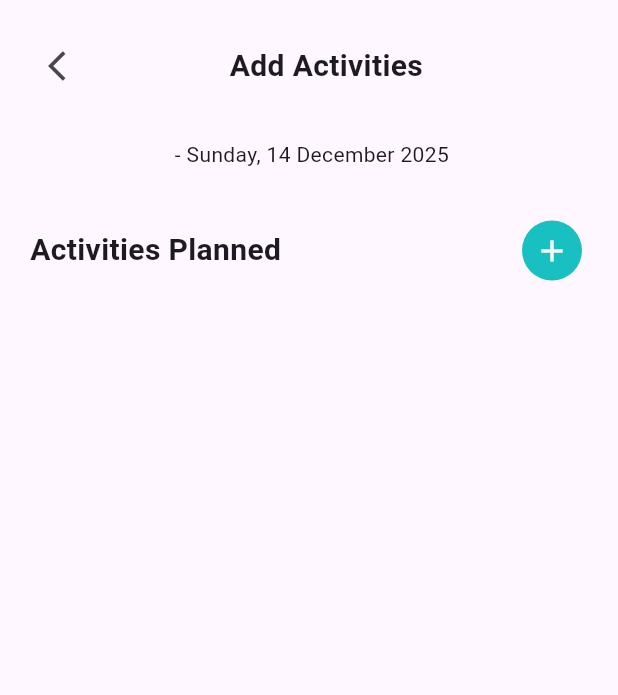
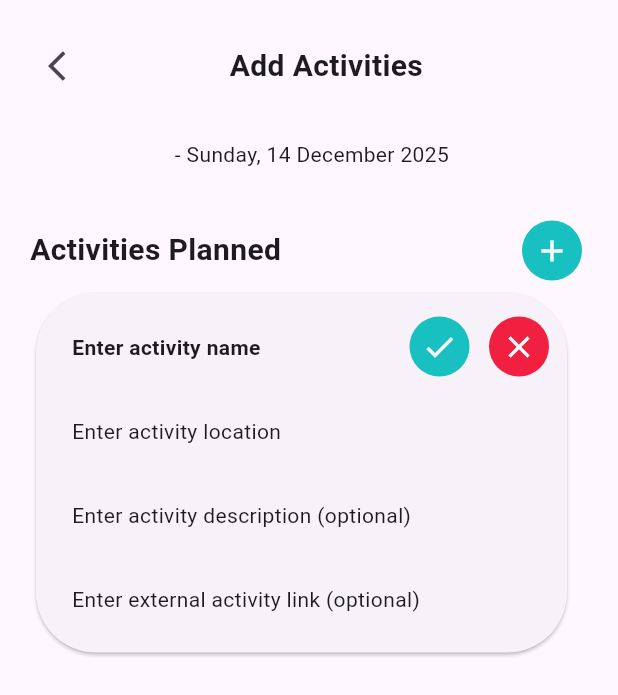
Before and after one commit to Leedje/tripsharemobile_s4, a Flutter app: the PlanActivitiesScreen screen opened directly with empty values, after a tap on the "add" icon, on a phone screen of 412 x 824 dp. Shown: the top 695 px of the screen. Run offline on Flutter 3.47's test engine with Material 3 defaults, Android fonts, the phone set to English and light mode, and no system bars; our stand-ins replace go_router, image_picker; network calls fail; Roboto replaces fonts that are missing (Poppins).

Commit message:
fixed bug - activity state wasn't updated on plan activity

```diff
--- a/lib/screens/plan-activities-screen.dart
+++ b/lib/screens/plan-activities-screen.dart
@@ -7,6 +7,7 @@ import 'package:tripsharemobile_s4/dateFormatters/DateFormatters.dart';
 import 'package:tripsharemobile_s4/models/activityDTO.dart';
 import 'package:tripsharemobile_s4/models/dayDTO.dart';
 import 'package:tripsharemobile_s4/viewModels/activityViewModel.dart';
+import 'package:tripsharemobile_s4/widgets/activityCard.dart';
 import 'package:tripsharemobile_s4/widgets/addActivityWidget.dart';
 
 class PlanActivitiesScreen extends StatefulWidget {
@@ -27,7 +28,8 @@ class _PlanActivitiesScreenState extends State<PlanActivitiesScreen> {
     final day = widget.day;
 
     return Scaffold(
-      body: SingleChildScrollView(
+      body: SafeArea(
+        child: Padding(
           padding: const EdgeInsets.all(20),
           child: Column(
             crossAxisAlignment: CrossAxisAlignment.start,
@@ -74,7 +76,7 @@ class _PlanActivitiesScreenState extends State<PlanActivitiesScreen> {
                       style: ButtonStyle(backgroundColor: WidgetStatePropertyAll(const Color(0xFF18C0C1)), foregroundColor: WidgetStatePropertyAll(Colors.white)),
                       onPressed: () {
                         setState(() {
-                        addActivityFormVisible != addActivityFormVisible;
+                          addActivityFormVisible = !addActivityFormVisible;
                         });
                       },
                       icon: Icon(Icons.add),
@@ -92,28 +94,30 @@ class _PlanActivitiesScreenState extends State<PlanActivitiesScreen> {
                   },
                   onSaved: (activity) {
                     activityVM.addActivity(activity);
+                    day.activities.add(activity);
                     setState(() => addActivityFormVisible = false);
                   },
                 ),
 
-            ...day.activities.map(
-              (activity) => Card(
-                child: Column(
-                  spacing: 5,
-                  children: [
-                    Text(
-                      activity.name,
-                      style: TextStyle(fontWeight: FontWeight.bold),
+              Expanded(
+                child: ListView.builder(
+                  itemCount: day.activities.length,
+                  itemBuilder: (context, activityIndex) {
+                    final activity = day.activities[activityIndex];
+                    return Padding(
+                      padding: const EdgeInsets.symmetric(vertical: 15),
+                      child: ActivityCard(
+                        activity: activity,
+                        activityNumber: activityIndex + 1,
                       ),
-                    Text(activity.location),
-                    Text(activity.description),
-                  ],
-                ),
+                    );
+                  },
                 ),
               ),
             ],
           ),
         ),
+      ),
     );
   }
 }
```
Lines whose indentation alone changed are shown as unchanged.
